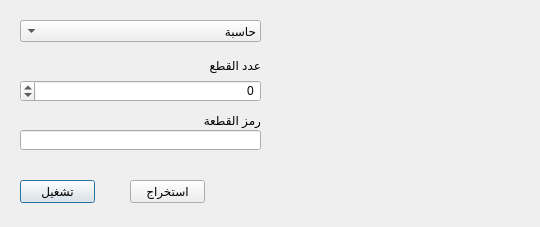
First picture: the form in QT5/a.ui, repository Ahmed-Ihsan/QR, before the edit.
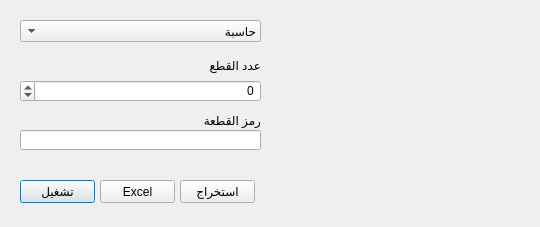
Second picture: the form after the edit. Icons and pictures are not drawn.

What changed in the file:
```diff
--- a/QT5/a.ui
+++ b/QT5/a.ui
@@ -174,7 +174,7 @@
   <widget class="QPushButton" name="pushButton_2">
    <property name="geometry">
     <rect>
-     <x>130</x>
+     <x>180</x>
      <y>180</y>
      <width>75</width>
      <height>23</height>
@@ -206,6 +206,19 @@
     <bool>true</bool>
    </property>
   </widget>
+  <widget class="QPushButton" name="pushButton_3">
+   <property name="geometry">
+    <rect>
+     <x>100</x>
+     <y>180</y>
+     <width>75</width>
+     <height>23</height>
+    </rect>
+   </property>
+   <property name="text">
+    <string>Excel</string>
+   </property>
+  </widget>
  </widget>
  <resources/>
  <connections/>
```
